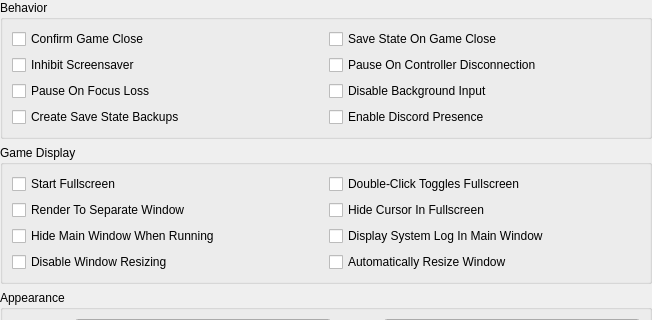
Above: src/duckstation-qt/interfacesettingswidget.ui from stenzek/duckstation before the change; both pictures show x 0 to 652 and y 0 to 320 of the 652 by 572 pixel window. Below: the same form after it.
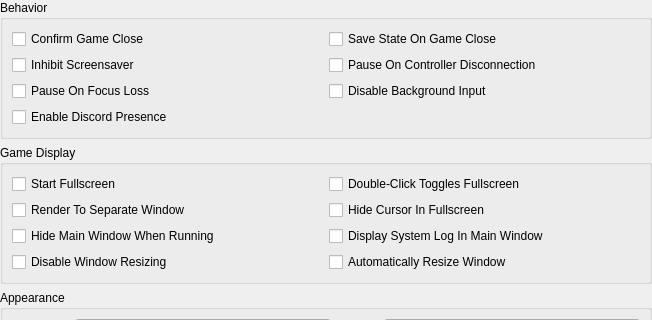
That is the form after the change. Icons and pictures are not drawn.

Commit message: Qt: Move save state backup setting to memory card page

```diff
--- a/src/duckstation-qt/interfacesettingswidget.ui
+++ b/src/duckstation-qt/interfacesettingswidget.ui
@@ -72,13 +72,6 @@
        </widget>
       </item>
       <item row="3" column="0">
-       <widget class="QCheckBox" name="createSaveStateBackups">
-        <property name="text">
-         <string>Create Save State Backups</string>
-        </property>
-       </widget>
-      </item>
-      <item row="3" column="1">
        <widget class="QCheckBox" name="enableDiscordPresence">
         <property name="text">
          <string>Enable Discord Presence</string>
```
The commit also changes 3 other files.
